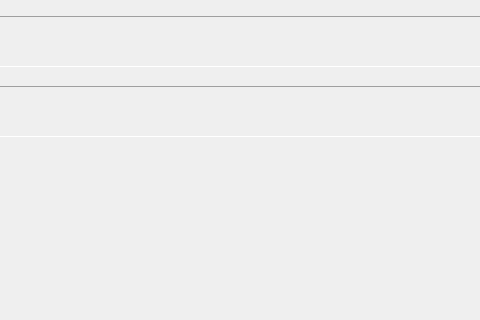
Before: the Qt Designer form exercise2/exercise2/demo.ui in Freshield/LEARNING_QT, drawn with Qt 5; both pictures show x 145 to 625 and y 294 to 614 of the 819 by 614 pixel window.
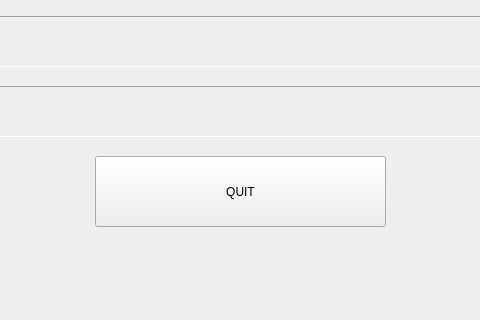
After: the same form once the commit is applied.

```diff
--- a/exercise2/exercise2/demo.ui
+++ b/exercise2/exercise2/demo.ui
@@ -128,6 +128,19 @@
      <string/>
     </property>
    </widget>
+   <widget class="QPushButton" name="pushButton">
+    <property name="geometry">
+     <rect>
+      <x>240</x>
+      <y>450</y>
+      <width>291</width>
+      <height>71</height>
+     </rect>
+    </property>
+    <property name="text">
+     <string>QUIT</string>
+    </property>
+   </widget>
   </widget>
   <widget class="QMenuBar" name="menuBar">
    <property name="geometry">
```
